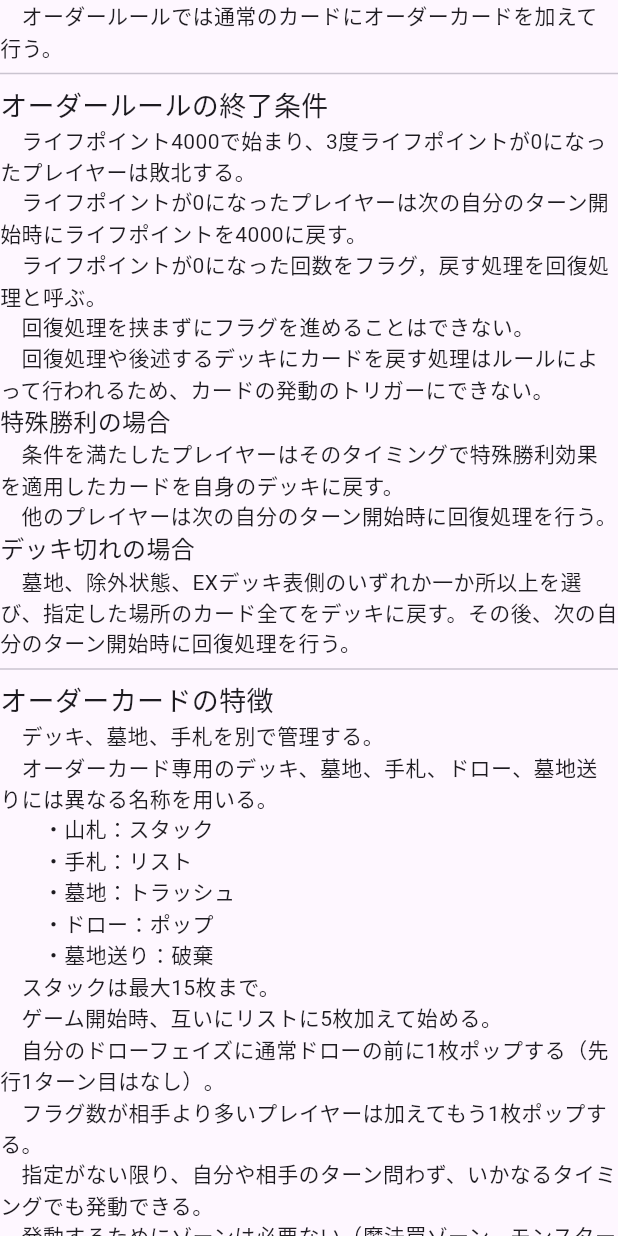
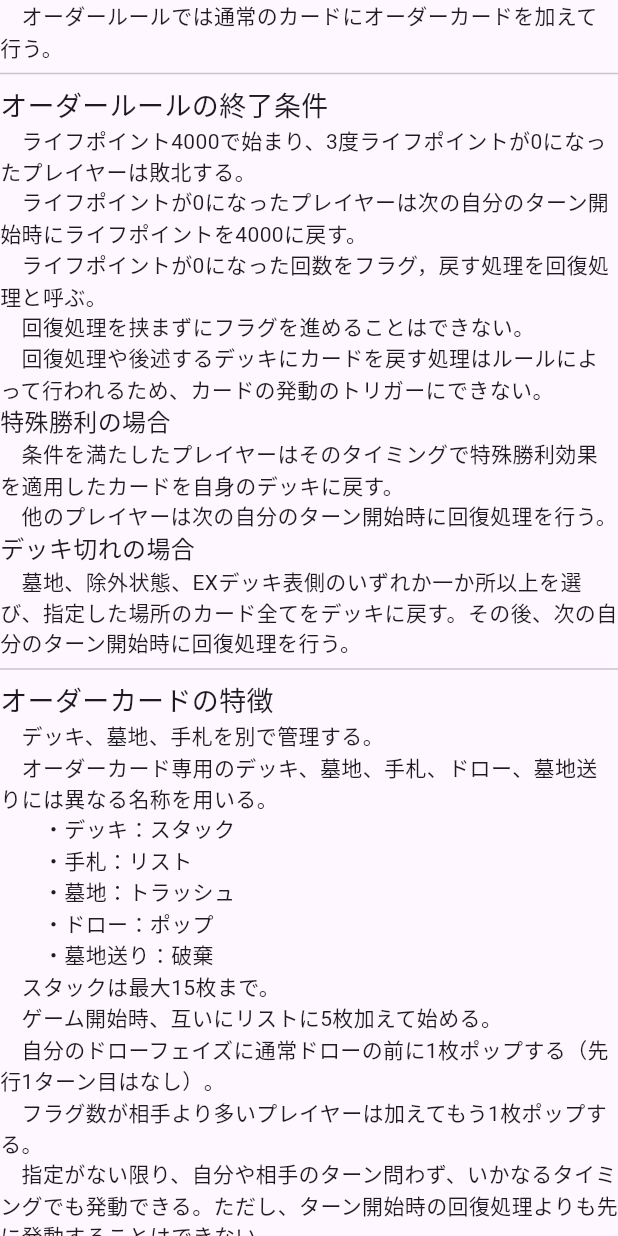
Before and after one commit to Myozen/ordertool, a Flutter app: the RuleWidget widget shown alone on an empty page, opened directly, on a phone screen of 412 x 824 dp. Run offline on Flutter 3.47's test engine with Material 3 defaults, Android fonts, the light colour scheme and no system bars; our stand-ins replace csv, shared_preferences; accounts and stored records are empty.

Commit message:
fix rules

```diff
--- a/lib/data/rules.dart
+++ b/lib/data/rules.dart
@@ -29,7 +29,7 @@ class RuleWidget extends StatelessWidget{
           Text('オーダーカードの特徴',style: TextStyle(fontSize: 18)),
           Text('　デッキ、墓地、手札を別で管理する。'),
           Text('　オーダーカード専用のデッキ、墓地、手札、ドロー、墓地送りには異なる名称を用いる。'),
-          Text('　　・山札：スタック'),
+          Text('　　・デッキ：スタック'),
           Text('　　・手札：リスト'),
           Text('　　・墓地：トラッシュ'),
           Text('　　・ドロー：ポップ'),
@@ -38,7 +38,7 @@ class RuleWidget extends StatelessWidget{
           Text('　ゲーム開始時、互いにリストに5枚加えて始める。'),
           Text('　自分のドローフェイズに通常ドローの前に1枚ポップする（先行1ターン目はなし）。'),
           Text('　フラグ数が相手より多いプレイヤーは加えてもう1枚ポップする。'),
-          Text('　指定がない限り、自分や相手のターン問わず、いかなるタイミングでも発動できる。'),
+          Text('　指定がない限り、自分や相手のターン問わず、いかなるタイミングでも発動できる。ただし、ターン開始時の回復処理よりも先に発動することはできない。'),
           Text('　発動するためにゾーンは必要ない（魔法罠ゾーン、モンスターゾーンが埋まっていても発動できる）。'),
           Text('　スペルスピードに関係なく発動できる（チェーンを組んだカードと同じスペルスピードになる）。'),
           Text('　チェーン不可能なカードに対してもチェーンできる（その後はオーダーカードだけしかチェーンできない）。'),
```
